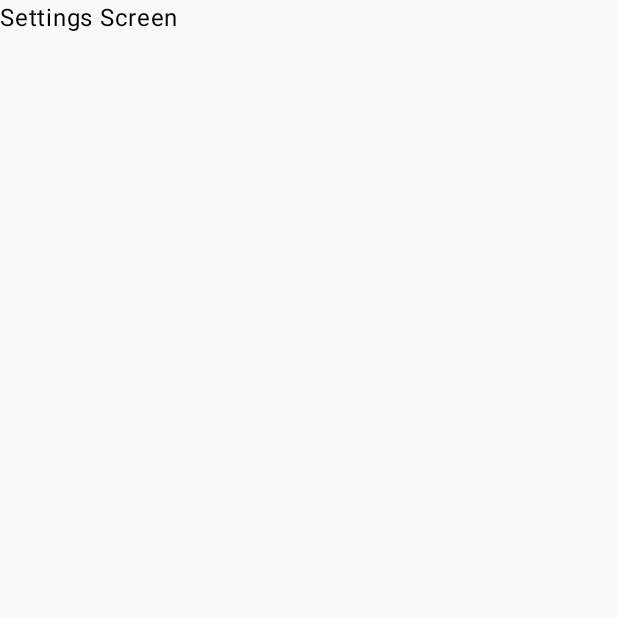
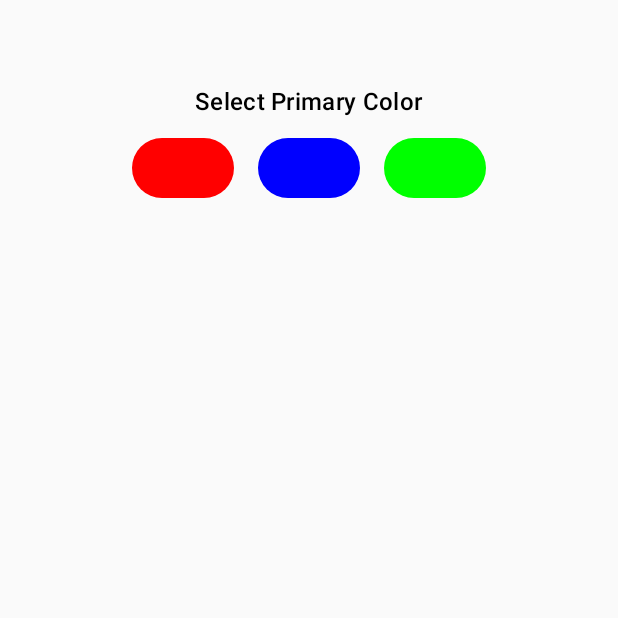
Before and after one commit to MalikHamidJaved/todoApp, an Android app built with Jetpack Compose: the SettingsScreen screen opened through its navigation route, on a phone screen of 412 x 824 dp, the top half of it. Before the commit the part shown is almost empty. Run offline under Robolectric (Android 15) with nearby library versions, the phone set to English and light mode, and no system bars; our stand-ins replace Room's generated code.

Commit message:
Setting screen

```diff
--- a/app/build.gradle.kts
+++ b/app/build.gradle.kts
@@ -70,6 +70,7 @@ dependencies {
     androidTestImplementation(libs.androidx.ui.test.junit4)
     debugImplementation(libs.androidx.ui.tooling)
     debugImplementation(libs.androidx.ui.test.manifest)
+    implementation("androidx.datastore:datastore-preferences:1.1.4")
 
 
 
--- a/app/src/main/java/com/skipper/taskManager/ui/screens/settings/SettingsScreen.kt
+++ b/app/src/main/java/com/skipper/taskManager/ui/screens/settings/SettingsScreen.kt
@@ -1,10 +1,55 @@
 package com.skipper.taskManager.ui.screens.settings
 
+import androidx.compose.foundation.layout.Column
+import androidx.compose.foundation.layout.Row
+import androidx.compose.foundation.layout.fillMaxSize
+import androidx.compose.foundation.layout.padding
+import androidx.compose.foundation.layout.size
+import androidx.compose.material3.Button
+import androidx.compose.material3.ButtonDefaults
+import androidx.compose.material3.MaterialTheme
 import androidx.compose.material3.Text
 import androidx.compose.runtime.Composable
+import androidx.compose.ui.Alignment
+import androidx.compose.ui.Modifier
+import androidx.compose.ui.graphics.Color
+import androidx.compose.ui.graphics.toArgb
+import androidx.compose.ui.platform.LocalContext
+import androidx.compose.ui.unit.dp
 import androidx.navigation.NavController
+import com.skipper.taskManager.utils.SettingsDataStore
+import kotlinx.coroutines.CoroutineScope
+import kotlinx.coroutines.Dispatchers
+import kotlinx.coroutines.launch
 
 @Composable
 fun SettingsScreen(navController: NavController) {
-    Text(text = "Settings Screen")
+    SettingsScreenContent {}
 }
+
+@Composable
+fun SettingsScreenContent(onColorChange: (Color) -> Unit) {
+    val context = LocalContext.current
+
+    Column(modifier = Modifier
+        .padding(top = 56.dp, start = 8.dp, end = 8.dp)
+        .fillMaxSize(), horizontalAlignment = Alignment.CenterHorizontally) {
+        Text("Select Primary Color", style = MaterialTheme.typography.titleMedium)
+        Row {
+            listOf(Color.Red, Color.Blue, Color.Green).forEach { color ->
+                Button(
+                    onClick = {
+                        onColorChange(color)
+                        CoroutineScope(Dispatchers.IO).launch {
+                            SettingsDataStore.savePrimaryColor(context, color.toArgb())
+                        }
+                    },
+                    colors = ButtonDefaults.buttonColors(containerColor = color),
+                    modifier = Modifier.padding(8.dp)
+                ) {
+                    Text(" ", modifier = Modifier.size(20.dp))
+                }
+            }
+        }
+    }
+}
--- a/app/src/main/java/com/skipper/taskManager/ui/theme/Theme.kt
+++ b/app/src/main/java/com/skipper/taskManager/ui/theme/Theme.kt
@@ -1,6 +1,7 @@
 package com.skipper.taskManager.ui.theme
 
 import android.app.Activity
+import android.graphics.Color
 import android.os.Build
 import androidx.compose.foundation.isSystemInDarkTheme
 import androidx.compose.material3.MaterialTheme
@@ -36,18 +37,24 @@ private val LightColorScheme = lightColorScheme(
 @Composable
 fun MyApplicationTheme(
     darkTheme: Boolean = isSystemInDarkTheme(),
-    // Dynamic color is available on Android 12+
     dynamicColor: Boolean = true,
+    primaryColor: Color? = null,
     content: @Composable () -> Unit
 ) {
+    val defaultLight = LightColorScheme
+    val defaultDark = DarkColorScheme
+
+    val lightScheme = defaultLight.copy(primary = (primaryColor ?: defaultLight.primary) as androidx.compose.ui.graphics.Color)
+    val darkScheme = defaultDark.copy(primary = (primaryColor ?: defaultDark.primary) as androidx.compose.ui.graphics.Color)
+
     val colorScheme = when {
         dynamicColor && Build.VERSION.SDK_INT >= Build.VERSION_CODES.S -> {
             val context = LocalContext.current
             if (darkTheme) dynamicDarkColorScheme(context) else dynamicLightColorScheme(context)
         }
 
-        darkTheme -> DarkColorScheme
-        else -> LightColorScheme
+        darkTheme -> darkScheme
+        else -> lightScheme
     }
 
     MaterialTheme(
```
Also changed, not shown: app/src/main/java/com/skipper/taskManager/MainActivity.kt (+2 -16 lines), app/src/main/java/com/skipper/taskManager/utils/SettingsDataStore.kt (added, +31 -0 lines).
